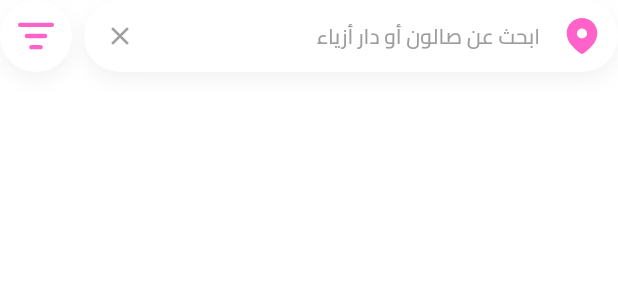
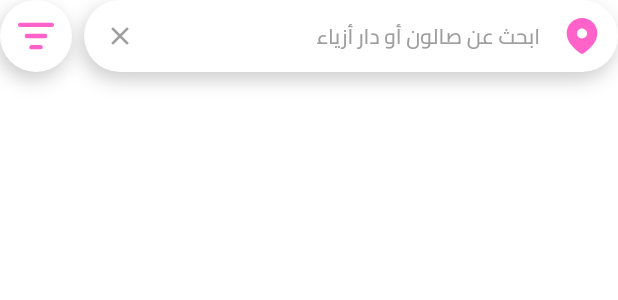
Before and after one commit to AbdulrhmanM0hamed/Beautilly, a Flutter app: the DiscoverSearchBar widget shown alone on an empty page, opened directly, on a phone screen of 412 x 824 dp. Shown: the top 300 px of the screen. Run offline on Flutter 3.47's test engine with Material 3 defaults, Android fonts, the phone set to English and light mode, and no system bars; our stand-ins replace cached_network_image, flutter_svg, google_maps_flutter, modal_progress_hud_nsn, pin_code_fields, shared_preferences; accounts and stored records are empty; network calls fail.

Commit message:
change back color

```diff
--- a/lib/features/nearby/presentation/view/widgets/discover_search_bar.dart
+++ b/lib/features/nearby/presentation/view/widgets/discover_search_bar.dart
@@ -20,9 +20,9 @@ class DiscoverSearchBar extends StatelessWidget {
               borderRadius: BorderRadius.circular(24),
               boxShadow: [
                 BoxShadow(
-                  color: Colors.black.withOpacity(0.05),
+                  color: Colors.black.withOpacity(0.2),
                   blurRadius: 10,
-                  offset: const Offset(0, 5),
+                  offset: const Offset(-2, 5),
                 ),
               ],
             ),
@@ -78,9 +78,9 @@ class DiscoverSearchBar extends StatelessWidget {
             borderRadius: BorderRadius.circular(24),
             boxShadow: [
               BoxShadow(
-                color: Colors.black.withOpacity(0.05),
+                color: Colors.black.withOpacity(0.2),
                 blurRadius: 10,
-                offset: const Offset(0, 5),
+                offset: const Offset(-2, 5),
               ),
             ],
           ),
```
